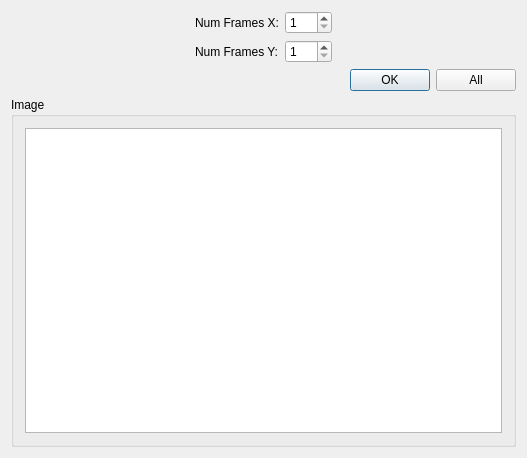
Old version of the form importdialog.ui in the repository meh2481/SpriteSheeter.
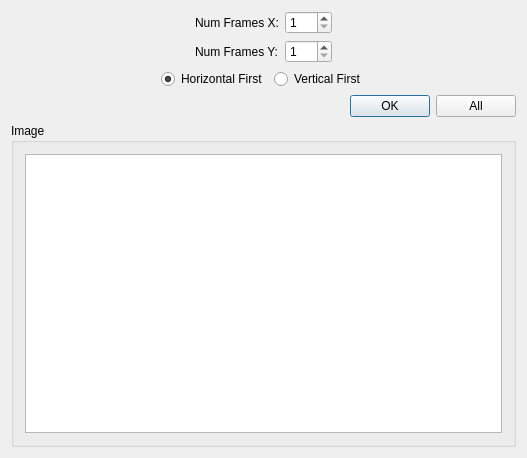
New version of the form.

What changed in the file:
```diff
--- a/importdialog.ui
+++ b/importdialog.ui
@@ -154,6 +154,59 @@
          </item>
         </layout>
        </item>
+       <item>
+        <layout class="QHBoxLayout" name="horizontalLayout_5">
+         <item>
+          <spacer name="horizontalSpacer_6">
+           <property name="orientation">
+            <enum>Qt::Horizontal</enum>
+           </property>
+           <property name="sizeHint" stdset="0">
+            <size>
+             <width>40</width>
+             <height>20</height>
+            </size>
+           </property>
+          </spacer>
+         </item>
+         <item>
+          <widget class="QRadioButton" name="horizFirst">
+           <property name="toolTip">
+            <string>Frames are stored horizontally across in rows</string>
+           </property>
+           <property name="text">
+            <string>Horizontal First</string>
+           </property>
+           <property name="checked">
+            <bool>true</bool>
+           </property>
+          </widget>
+         </item>
+         <item>
+          <widget class="QRadioButton" name="vertFirst">
+           <property name="toolTip">
+            <string>Frames are stored vertically down in columns</string>
+           </property>
+           <property name="text">
+            <string>Vertical First</string>
+           </property>
+          </widget>
+         </item>
+         <item>
+          <spacer name="horizontalSpacer_7">
+           <property name="orientation">
+            <enum>Qt::Horizontal</enum>
+           </property>
+           <property name="sizeHint" stdset="0">
+            <size>
+             <width>40</width>
+             <height>20</height>
+            </size>
+           </property>
+          </spacer>
+         </item>
+        </layout>
+       </item>
        <item>
         <layout class="QHBoxLayout" name="horizontalLayout_4">
          <property name="sizeConstraint">
```
Left out of the diff: 2 changed lines with no effect on the pictures.
